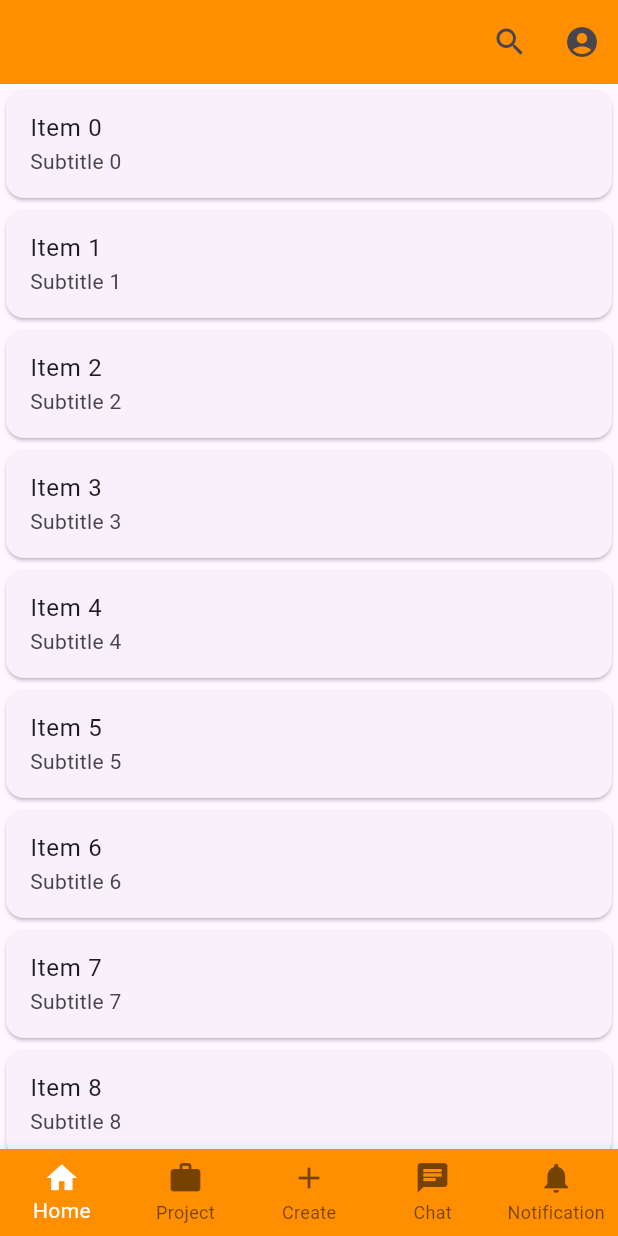
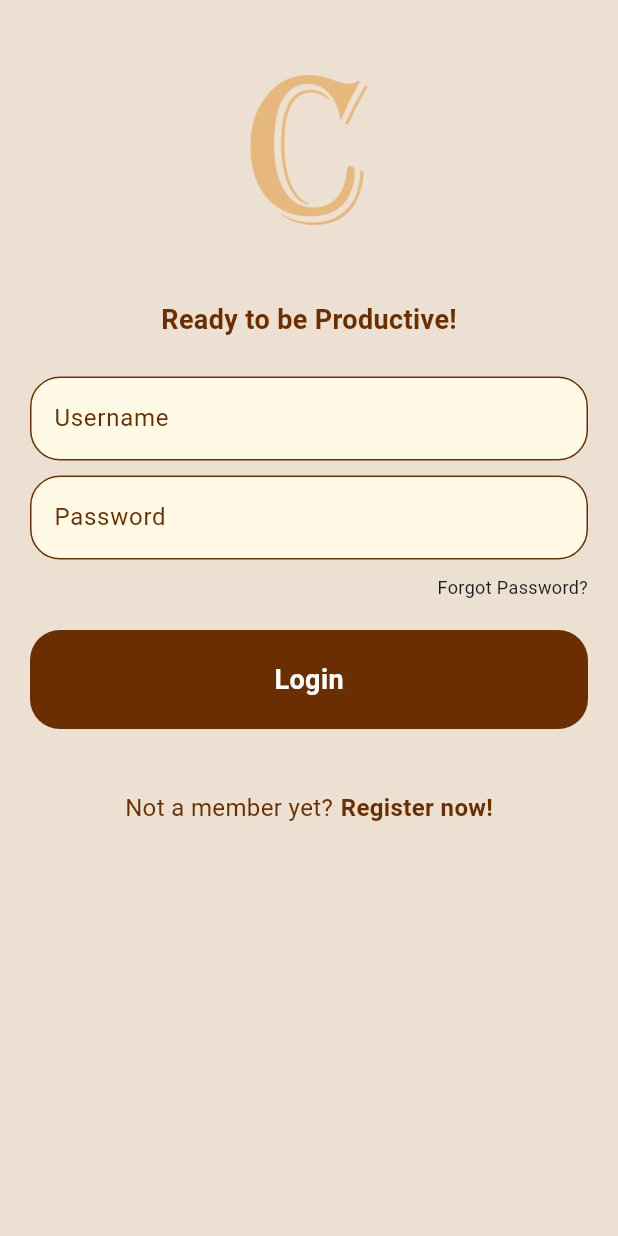
Before and after one commit to ijuntan/collab_flutter, a Flutter app: the screen it shows after launch, on a phone screen of 412 x 824 dp. Run offline on Flutter 3.47's test engine with Material 2 defaults, Android fonts, the phone set to English and light mode, and no system bars; our stand-ins replace flutter_dotenv, flutter_secure_storage.

Commit message:
get post + auth success

```diff
--- /dev/null
+++ b/lib/custom_widget/my_button.dart
@@ -0,0 +1,31 @@
+import 'package:flutter/material.dart';
+
+class MyButton extends StatelessWidget {
+  final Function()? onPressed;
+  final String name;
+  const MyButton({super.key, required this.onPressed, required this.name});
+
+  @override
+  Widget build(BuildContext context) {
+    return GestureDetector(
+        onTap: onPressed,
+        child: Container(
+          padding: const EdgeInsets.all(20),
+          margin: const EdgeInsets.symmetric(horizontal: 20.0),
+          decoration: const BoxDecoration(
+            color: Color.fromARGB(255, 107, 46, 0),
+            borderRadius: BorderRadius.all(Radius.circular(20.0)),
+          ),
+          child: Center(
+            child: Text(
+              name,
+              style: const TextStyle(
+                color: Colors.white,
+                fontSize: 18,
+                fontWeight: FontWeight.bold,
+              ),
+            ),
+          ),
+        ));
+  }
+}
--- /dev/null
+++ b/lib/custom_widget/my_textfield.dart
@@ -0,0 +1,46 @@
+import 'package:flutter/material.dart';
+
+class MyTextField extends StatelessWidget {
+  final controller;
+  final String labelText;
+  final bool obscureText;
+
+  const MyTextField({
+    super.key,
+    required this.controller,
+    required this.labelText,
+    required this.obscureText,
+  });
+
+  @override
+  Widget build(BuildContext context) {
+    return Padding(
+      padding: const EdgeInsets.symmetric(horizontal: 20.0),
+      child: TextField(
+        obscureText: obscureText,
+        cursorColor: const Color.fromARGB(255, 107, 46, 0),
+        controller: controller,
+        decoration: InputDecoration(
+          enabledBorder: const OutlineInputBorder(
+            borderSide: BorderSide(
+              color: Color.fromARGB(255, 107, 46, 0),
+            ),
+            borderRadius: BorderRadius.all(Radius.circular(20.0)),
+          ),
+          focusedBorder: const OutlineInputBorder(
+            borderSide: BorderSide(
+              color: Color.fromARGB(255, 107, 46, 0),
+            ),
+            borderRadius: BorderRadius.all(Radius.circular(20.0)),
+          ),
+          labelText: labelText,
+          labelStyle: const TextStyle(
+            color: Color.fromARGB(255, 107, 46, 0),
+          ),
+          fillColor: const Color.fromARGB(255, 255, 250, 230),
+          filled: true,
+        ),
+      ),
+    );
+  }
+}
--- a/lib/home.dart
+++ /dev/null
@@ -1,36 +0,0 @@
-import 'package:flutter/material.dart';
-
-class HomePage extends StatefulWidget {
-  const HomePage({Key? key}) : super(key: key);
-
-  // This widget is the home page of your application. It is stateful, meaning
-  // that it has a State object (defined below) that contains fields that affect
-  // how it looks.
-
-  // This class is the configuration for the state. It holds the values (in this
-  // case the title) provided by the parent (in this case the App widget) and
-  // used by the build method of the State. Fields in a Widget subclass are
-  // always marked "final".
-
-  //final title;
-
-  @override
-  State<HomePage> createState() => _HomePageState();
-}
-
-class _HomePageState extends State<HomePage> {
-  @override
-  Widget build(BuildContext context) {
-    return ListView.builder(
-      itemCount: 10,
-      itemBuilder: (context, index) {
-        return Card(
-          child: ListTile(
-            title: Text('Item $index'),
-            subtitle: Text('Subtitle $index'),
-          ),
-        );
-      },
-    );
-  }
-}
--- /dev/null
+++ b/lib/login.dart
@@ -0,0 +1,129 @@
+import 'package:collab/custom_widget/my_button.dart';
+import 'package:collab/custom_widget/my_textfield.dart';
+import 'package:flutter/material.dart';
+import 'package:provider/provider.dart';
+import 'services/index.dart';
+import 'services/auth.dart';
+
+class LoginPage extends StatefulWidget {
+  const LoginPage({super.key});
+
+  @override
+  State<LoginPage> createState() => _LoginPageState();
+}
+
+class _LoginPageState extends State<LoginPage> {
+  String errorMsg = "";
+  final userController = TextEditingController();
+  final passController = TextEditingController();
+
+  @override
+  Widget build(BuildContext context) {
+    void handleLogin() async {
+      setState(() {
+        errorMsg = "";
+      });
+
+      final data = {
+        'username': userController.text,
+        'password': passController.text,
+      };
+
+      final auth = Provider.of<Auth>(context, listen: false);
+
+      try {
+        final token = await Service().login(data);
+        auth.login(token);
+      } catch (e) {
+        setState(() {
+          errorMsg = "Login Failed";
+        });
+      }
+    }
+
+    return Scaffold(
+        resizeToAvoidBottomInset: false,
+        backgroundColor: const Color.fromARGB(255, 235, 224, 209),
+        body: SafeArea(
+            child: Center(
+          child: Column(
+            children: [
+              const SizedBox(height: 50),
+
+              //logo
+              Image.asset('assets/images/collab.png', height: 100),
+
+              const SizedBox(height: 50),
+
+              //text
+              const Text(
+                "Ready to be Productive!",
+                style: TextStyle(
+                  fontSize: 18,
+                  fontWeight: FontWeight.bold,
+                  color: Color.fromARGB(255, 107, 46, 0),
+                ),
+              ),
+
+              const SizedBox(height: 25),
+
+              //username
+              MyTextField(
+                  controller: userController,
+                  labelText: "Username",
+                  obscureText: false),
+
+              const SizedBox(height: 10),
+
+              //password
+              MyTextField(
+                  controller: passController,
+                  labelText: "Password",
+                  obscureText: true),
+
+              //forgot password
+              const SizedBox(height: 10),
+              const Padding(
+                padding: EdgeInsets.symmetric(horizontal: 20.0),
+                child: Row(
+                  mainAxisAlignment: MainAxisAlignment.end,
+                  children: [
+                    Text("Forgot Password?", style: TextStyle(fontSize: 12)),
+                  ],
+                ),
+              ),
+
+              //sign in
+              const SizedBox(height: 20),
+              MyButton(onPressed: handleLogin, name: "Login"),
+              const SizedBox(height: 20),
+
+              //error message
+              Text(errorMsg, style: const TextStyle(color: Colors.red)),
+
+              //register
+              const Row(
+                mainAxisAlignment: MainAxisAlignment.center,
+                children: [
+                  Text(
+                    "Not a member yet?",
+                    style: TextStyle(
+                      fontSize: 16,
+                      color: Color.fromARGB(255, 107, 46, 0),
+                    ),
+                  ),
+                  SizedBox(width: 5),
+                  Text(
+                    "Register now!",
+                    style: TextStyle(
+                        fontSize: 16,
+                        fontWeight: FontWeight.bold,
+                        color: Color.fromARGB(255, 107, 46, 0)),
+                  ),
+                ],
+              ),
+            ],
+          ),
+        )));
+  }
+}
--- a/lib/main.dart
+++ b/lib/main.dart
@@ -1,22 +1,68 @@
+import 'package:collab/custom_widget/my_button.dart';
+import 'package:collab/private_component/home.dart';
 import 'package:flutter/material.dart';
-import 'dash.dart';
+import 'package:flutter_dotenv/flutter_dotenv.dart';
+import 'package:provider/provider.dart';
+import 'private_component/dash.dart';
+import 'login.dart';
+import 'services/auth.dart';
 
-void main() {
+Future main() async {
+  await dotenv.load(fileName: ".env");
   runApp(const MyApp());
 }
 
-class MyApp extends StatelessWidget {
-  const MyApp({super.key});
+class MyApp extends StatefulWidget {
+  const MyApp({Key? key}) : super(key: key);
+  @override
+  State<MyApp> createState() => _MyAppState();
+}
 
+class _MyAppState extends State<MyApp> {
   // This widget is the root of your application.
   @override
   Widget build(BuildContext context) {
-    return MaterialApp(
-      theme: ThemeData(
-        colorScheme: ColorScheme.fromSeed(seedColor: Colors.deepPurple),
-        useMaterial3: true,
+    return ChangeNotifierProvider(
+      create: (_) => Auth(),
+      child: MaterialApp(
+        theme: ThemeData(
+          useMaterial3: true,
+        ),
+        home: Navigation(),
       ),
-      home: const MyHomePage(),
     );
   }
 }
+
+// class Navigation extends StatelessWidget {
+//   const Navigation({Key? key}) : super(key: key);
+//   @override
+//   Widget build(BuildContext context) {
+//     final auth = Provider.of<Auth>(context);
+//     print(auth.isAuth);
+//     if (auth.isAuth) {
+//       return const MyHomePage();
+//     } else {
+//       return const LoginPage();
+//     }
+//   }
+// }
+
+class Navigation extends StatefulWidget {
+  const Navigation({Key? key}) : super(key: key);
+  @override
+  State<Navigation> createState() => _NavigationState();
+}
+
+class _NavigationState extends State<Navigation> {
+  @override
+  Widget build(BuildContext context) {
+    final auth = Provider.of<Auth>(context);
+
+    if (auth.isAuth) {
+      return const DashboardPage();
+    } else {
+      return const LoginPage();
+    }
+  }
+}
--- a/lib/dash.dart
+++ b/lib/private_component/dash.dart
@@ -1,9 +1,9 @@
-import 'package:collab/home.dart';
-import 'package:collab/settings.dart';
+import 'package:collab/private_component/home.dart';
+import 'package:collab/private_component/settings.dart';
 import 'package:flutter/material.dart';
 
-class MyHomePage extends StatefulWidget {
-  const MyHomePage({super.key});
+class DashboardPage extends StatefulWidget {
+  const DashboardPage({super.key});
 
   // This widget is the home page of your application. It is stateful, meaning
   // that it has a State object (defined below) that contains fields that affect
@@ -17,10 +17,10 @@ class MyHomePage extends StatefulWidget {
   //final title;
 
   @override
-  State<MyHomePage> createState() => _MyHomePageState();
+  State<DashboardPage> createState() => _DashboardState();
 }
 
-class _MyHomePageState extends State<MyHomePage> {
+class _DashboardState extends State<DashboardPage> {
   int _currentMenu = 0;
   List<Widget> menu = [const HomePage(), Container()];
 
--- /dev/null
+++ b/lib/services/index.dart
@@ -0,0 +1,20 @@
+import 'dart:convert';
+import 'package:flutter_dotenv/flutter_dotenv.dart';
+import 'package:http/http.dart' as http;
+
+class Service {
+  final baseUrl = dotenv.env['API_URL'];
+
+  Future<Object> login(Object data) async {
+    final url = Uri.parse('$baseUrl/user/login');
+    final headers = {'Content-Type': 'application/json'};
+    final body = json.encode(data);
+    final response = await http.post(url, headers: headers, body: body);
+    //print(response.body);
+    if (response.statusCode != 200) {
+      throw Exception('Login failed');
+    }
+
+    return json.decode(response.body);
+  }
+}
```
Also changed, not shown: lib/private_component/home.dart (added, +48 -0 lines), lib/private_component/settings.dart (added, +82 -0 lines), lib/services/auth.dart (added, +51 -0 lines), lib/services/post.dart (added, +24 -0 lines), lib/services/storage.dart (added, +25 -0 lines), lib/settings.dart (deleted, +0 -15 lines), pubspec.yaml (+7 -4 lines), assets/images/collab.png (added), assets/images/profile.png (added), pubspec.lock, 6 other files.
